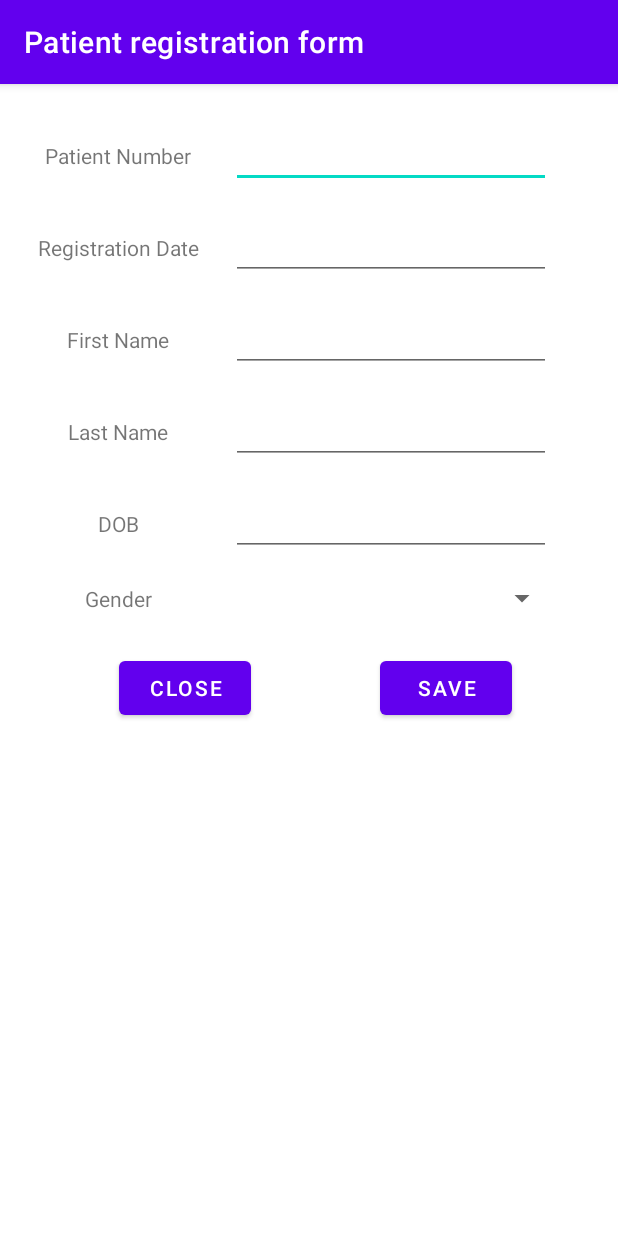
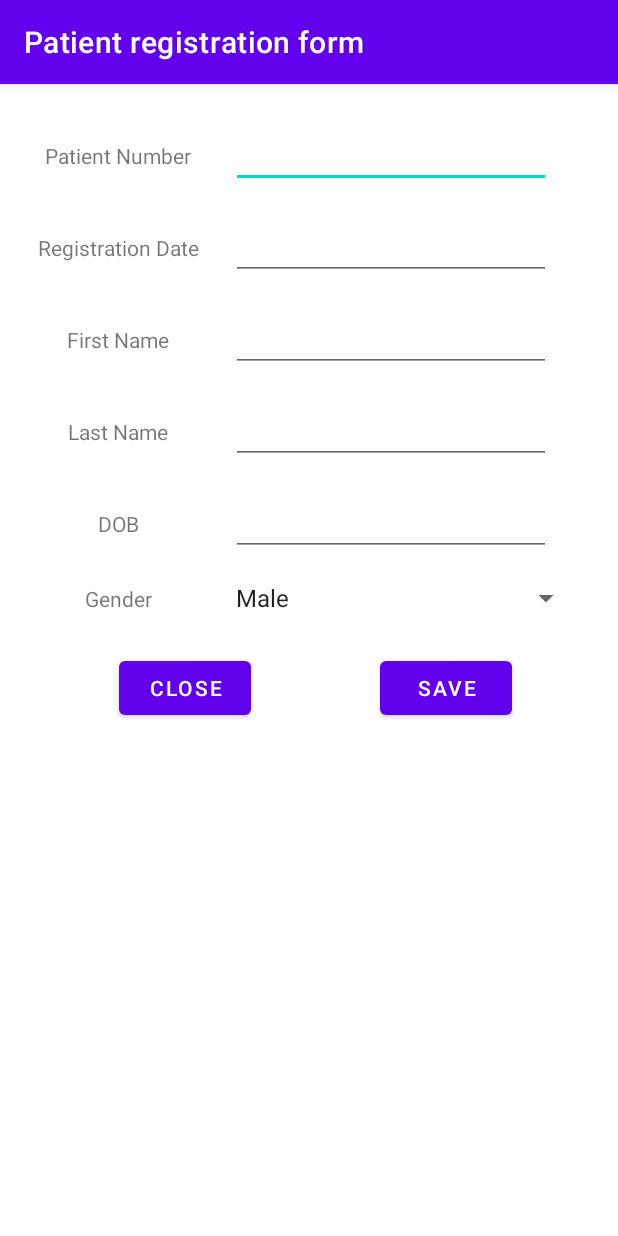
Before and after one commit to davidwekesar/HealthCareApp, an Android app: the screen it shows after launch (MainActivity), on a phone screen of 412 x 824 dp. Run offline under Robolectric (Android 15) with nearby library versions, the phone set to English and light mode, and no system bars; our stand-ins replace navigation-ui.

Commit message:
setup views in PatientRegistrationFragment
add Patient registration ViewModel

```diff
--- a/app/src/main/java/com/android/healthcareapp/ui/PatientRegistrationFragment.kt
+++ b/app/src/main/java/com/android/healthcareapp/ui/PatientRegistrationFragment.kt
@@ -4,10 +4,15 @@ import android.os.Bundle
 import android.view.LayoutInflater
 import android.view.View
 import android.view.ViewGroup
+import android.widget.AdapterView
+import android.widget.ArrayAdapter
+import android.widget.Toast
 import androidx.fragment.app.Fragment
+import com.android.healthcareapp.R
 import com.android.healthcareapp.databinding.FragmentPatientRegistrationBinding
+import com.android.healthcareapp.util.isTextFieldEmpty
 
-class PatientRegistrationFragment: Fragment() {
+class PatientRegistrationFragment : Fragment(), AdapterView.OnItemSelectedListener {
 
     private var _binding: FragmentPatientRegistrationBinding? = null
     private val binding get() = _binding!!
@@ -18,11 +23,65 @@ class PatientRegistrationFragment: Fragment() {
         savedInstanceState: Bundle?
     ): View {
         _binding = FragmentPatientRegistrationBinding.inflate(inflater, container, false)
+
+        val saveButton = binding.btnSave
+        saveButton.setOnClickListener {
+            getInputFromTextFields()
+        }
+
+        val spinnerGender = binding.spinnerGender
+        ArrayAdapter.createFromResource(
+            requireContext(),
+            R.array.genders_array,
+            android.R.layout.simple_spinner_item
+        ).also { adapter ->
+            adapter.setDropDownViewResource(android.R.layout.simple_spinner_dropdown_item)
+            spinnerGender.adapter = adapter
+        }
+        spinnerGender.onItemSelectedListener = this
+
         return binding.root
+    }
+
+    private fun getInputFromTextFields() {
+        val patientNumber = binding.editTxtPatientNum
+        val registrationDate = binding.editTxtRegDate
+        val firstName = binding.editTxtFirstName
+        val lastName = binding.editTxtLastName
+        val dateOfBirth = binding.editTxtDoB
+
+        when {
+            patientNumber.isTextFieldEmpty() -> {
+                patientNumber.error = getString(R.string.input_required)
+            }
+            registrationDate.isTextFieldEmpty() -> {
+                registrationDate.error = getString(R.string.input_required)
+            }
+            firstName.isTextFieldEmpty() -> {
+                firstName.error = getString(R.string.input_required)
+            }
+            lastName.isTextFieldEmpty() -> {
+                lastName.error = getString(R.string.input_required)
+            }
+            dateOfBirth.isTextFieldEmpty() -> {
+                dateOfBirth.error = getString(R.string.input_required)
+            }
+            else -> {
+                Toast.makeText(requireContext(), "Saving patient info...", Toast.LENGTH_SHORT)
+                    .show()
+            }
+        }
     }
 
     override fun onDestroyView() {
         super.onDestroyView()
         _binding = null
     }
+
+    override fun onItemSelected(parent: AdapterView<*>?, view: View?, pos: Int, id: Long) {
+    }
+
+    override fun onNothingSelected(parent: AdapterView<*>?) {
+        TODO("Not yet implemented")
+    }
 }
--- a/app/src/main/res/layout/fragment_patient_registration.xml
+++ b/app/src/main/res/layout/fragment_patient_registration.xml
@@ -11,12 +11,12 @@
         android:layout_width="wrap_content"
         android:layout_height="wrap_content"
         android:text="@string/patient_number"
-        app:layout_constraintBaseline_toBaselineOf="@+id/editTextNumber"
+        app:layout_constraintBaseline_toBaselineOf="@+id/editTxtPatientNum"
         app:layout_constraintEnd_toStartOf="@+id/guideline2"
         app:layout_constraintStart_toStartOf="parent" />
 
     <EditText
-        android:id="@+id/editTextNumber"
+        android:id="@+id/editTxtPatientNum"
         android:layout_width="wrap_content"
         android:layout_height="wrap_content"
         android:ems="10"
@@ -33,7 +33,7 @@
         app:layout_constraintGuide_percent="0.3" />
 
     <EditText
-        android:id="@+id/editTextDate"
+        android:id="@+id/editTxtRegDate"
         android:layout_width="wrap_content"
         android:layout_height="wrap_content"
         android:layout_marginTop="16dp"
@@ -41,19 +41,19 @@
         android:inputType="date"
         app:layout_constraintEnd_toEndOf="parent"
         app:layout_constraintStart_toStartOf="@+id/guideline2"
-        app:layout_constraintTop_toBottomOf="@+id/editTextNumber" />
+        app:layout_constraintTop_toBottomOf="@+id/editTxtPatientNum" />
 
     <TextView
         android:id="@+id/textView2"
         android:layout_width="wrap_content"
         android:layout_height="wrap_content"
         android:text="@string/registration_date"
-        app:layout_constraintBaseline_toBaselineOf="@+id/editTextDate"
+        app:layout_constraintBaseline_toBaselineOf="@+id/editTxtRegDate"
         app:layout_constraintEnd_toStartOf="@+id/guideline2"
         app:layout_constraintStart_toStartOf="parent" />
 
     <EditText
-        android:id="@+id/editTextTextPersonName"
+        android:id="@+id/editTxtFirstName"
         android:layout_width="wrap_content"
         android:layout_height="wrap_content"
         android:layout_marginTop="16dp"
@@ -61,19 +61,19 @@
         android:inputType="textPersonName"
         app:layout_constraintEnd_toEndOf="parent"
         app:layout_constraintStart_toStartOf="@+id/guideline2"
-        app:layout_constraintTop_toBottomOf="@+id/editTextDate" />
+        app:layout_constraintTop_toBottomOf="@+id/editTxtRegDate" />
 
     <TextView
         android:id="@+id/textView3"
         android:layout_width="wrap_content"
         android:layout_height="wrap_content"
         android:text="@string/first_name"
-        app:layout_constraintBaseline_toBaselineOf="@+id/editTextTextPersonName"
+        app:layout_constraintBaseline_toBaselineOf="@+id/editTxtFirstName"
         app:layout_constraintEnd_toStartOf="@+id/guideline2"
         app:layout_constraintStart_toStartOf="parent" />
 
     <EditText
-        android:id="@+id/editTextTextPersonName2"
+        android:id="@+id/editTxtLastName"
         android:layout_width="wrap_content"
         android:layout_height="wrap_content"
         android:layout_marginTop="16dp"
@@ -81,19 +81,19 @@
         android:inputType="textPersonName"
         app:layout_constraintEnd_toEndOf="parent"
         app:layout_constraintStart_toStartOf="@+id/guideline2"
-        app:layout_constraintTop_toBottomOf="@+id/editTextTextPersonName" />
+        app:layout_constraintTop_toBottomOf="@+id/editTxtFirstName" />
 
     <TextView
         android:id="@+id/textView4"
         android:layout_width="wrap_content"
         android:layout_height="wrap_content"
         android:text="@string/last_name"
-        app:layout_constraintBaseline_toBaselineOf="@+id/editTextTextPersonName2"
+        app:layout_constraintBaseline_toBaselineOf="@+id/editTxtLastName"
         app:layout_constraintEnd_toStartOf="@+id/guideline2"
         app:layout_constraintStart_toStartOf="parent" />
 
     <EditText
-        android:id="@+id/editTextDate2"
+        android:id="@+id/editTxtDoB"
         android:layout_width="wrap_content"
         android:layout_height="wrap_content"
         android:layout_marginTop="16dp"
@@ -101,40 +101,39 @@
         android:inputType="date"
         app:layout_constraintEnd_toEndOf="parent"
         app:layout_constraintStart_toStartOf="@+id/guideline2"
-        app:layout_constraintTop_toBottomOf="@+id/editTextTextPersonName2" />
+        app:layout_constraintTop_toBottomOf="@+id/editTxtLastName" />
 
     <TextView
         android:id="@+id/textView5"
         android:layout_width="wrap_content"
         android:layout_height="wrap_content"
         android:text="@string/date_of_birth"
-        app:layout_constraintBaseline_toBaselineOf="@+id/editTextDate2"
+        app:layout_constraintBaseline_toBaselineOf="@+id/editTxtDoB"
         app:layout_constraintEnd_toStartOf="@+id/guideline2"
         app:layout_constraintStart_toStartOf="parent" />
 
     <Spinner
-        android:id="@+id/spinner"
+        android:id="@+id/spinnerGender"
         android:layout_width="0dp"
         android:layout_height="wrap_content"
         android:layout_marginStart="16dp"
         android:layout_marginTop="16dp"
-        android:layout_marginEnd="16dp"
         app:layout_constraintEnd_toEndOf="parent"
         app:layout_constraintStart_toStartOf="@+id/guideline2"
-        app:layout_constraintTop_toBottomOf="@+id/editTextDate2" />
+        app:layout_constraintTop_toBottomOf="@+id/editTxtDoB" />
 
     <TextView
         android:id="@+id/textView6"
         android:layout_width="wrap_content"
         android:layout_height="wrap_content"
         android:text="@string/gender"
-        app:layout_constraintBottom_toBottomOf="@+id/spinner"
+        app:layout_constraintBottom_toBottomOf="@+id/spinnerGender"
         app:layout_constraintEnd_toStartOf="@+id/guideline2"
         app:layout_constraintStart_toStartOf="parent"
-        app:layout_constraintTop_toTopOf="@+id/spinner" />
+        app:layout_constraintTop_toTopOf="@+id/spinnerGender" />
 
     <Button
-        android:id="@+id/button"
+        android:id="@+id/btnClose"
         android:layout_width="wrap_content"
         android:layout_height="wrap_content"
         android:layout_marginStart="16dp"
@@ -142,17 +141,17 @@
         android:text="@string/close"
         app:layout_constraintEnd_toStartOf="@+id/guideline3"
         app:layout_constraintStart_toStartOf="parent"
-        app:layout_constraintTop_toBottomOf="@+id/spinner" />
+        app:layout_constraintTop_toBottomOf="@+id/spinnerGender" />
 
     <Button
-        android:id="@+id/button2"
+        android:id="@+id/btnSave"
         android:layout_width="wrap_content"
         android:layout_height="wrap_content"
         android:layout_marginTop="24dp"
         android:text="@string/save"
         app:layout_constraintEnd_toEndOf="parent"
         app:layout_constraintStart_toStartOf="@+id/guideline3"
-        app:layout_constraintTop_toBottomOf="@+id/spinner" />
+        app:layout_constraintTop_toBottomOf="@+id/spinnerGender" />
 
     <androidx.constraintlayout.widget.Guideline
         android:id="@+id/guideline3"
--- /dev/null
+++ b/app/src/main/res/values/array.xml
@@ -0,0 +1,7 @@
+<?xml version="1.0" encoding="utf-8"?>
+<resources>
+    <string-array name="genders_array">
+        <item>Male</item>
+        <item>Female</item>
+    </string-array>
+</resources>
--- a/app/src/main/res/values/strings.xml
+++ b/app/src/main/res/values/strings.xml
@@ -9,4 +9,5 @@
     <string name="close">Close</string>
     <string name="save">Save</string>
     <string name="patient_registration_form">Patient registration form</string>
+    <string name="input_required">input required</string>
 </resources>
--- a/build.gradle
+++ b/build.gradle
@@ -2,6 +2,7 @@
 buildscript {
     ext {
         nav_version = "2.3.5"
+        robolectric_version = "4.6"
     }
     repositories {
         google()
```
Also changed, not shown: app/build.gradle (+10 -1 lines), app/src/main/java/com/android/healthcareapp/util/Utils.kt (added, +8 -0 lines), app/src/main/java/com/android/healthcareapp/viewmodels/PatientRegViewModel.kt (added, +13 -0 lines), 1 other file.
